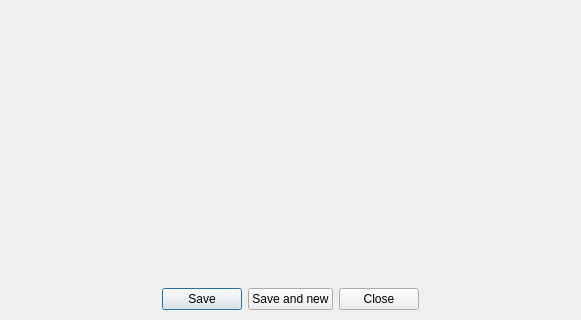
First picture: the form in Editors/c5editor.ui, repository End1-1/Cafe5, before the edit; both pictures show x 0 to 581 and y 294 to 614 of the 581 by 614 pixel window.
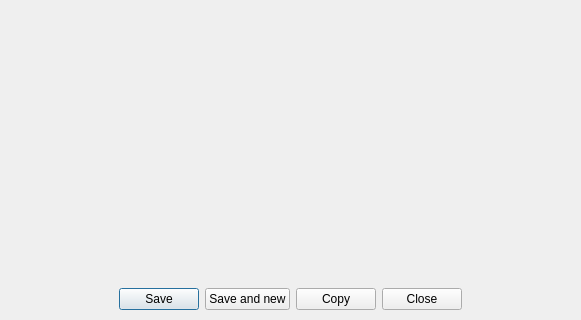
Second picture: the form after the edit.

The edit to the form file:
```diff
--- a/Editors/c5editor.ui
+++ b/Editors/c5editor.ui
@@ -89,6 +89,13 @@
         </property>
        </widget>
       </item>
+      <item>
+       <widget class="QPushButton" name="btnCopy">
+        <property name="text">
+         <string>Copy</string>
+        </property>
+       </widget>
+      </item>
       <item>
        <widget class="QPushButton" name="btnCancel">
         <property name="text">
```
